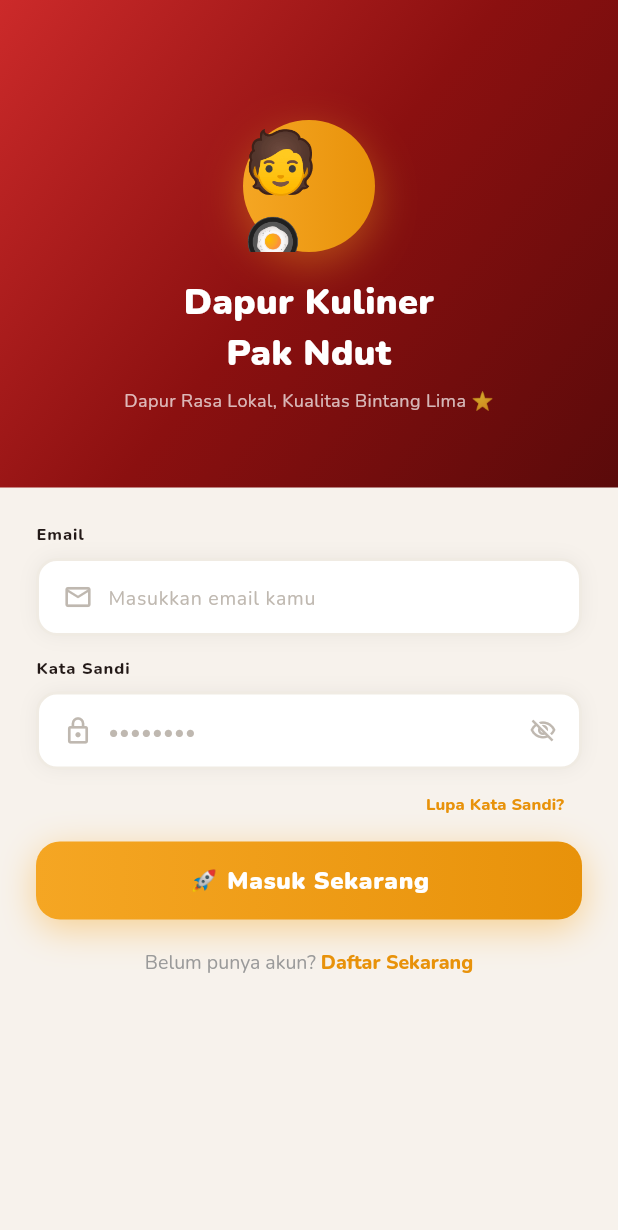
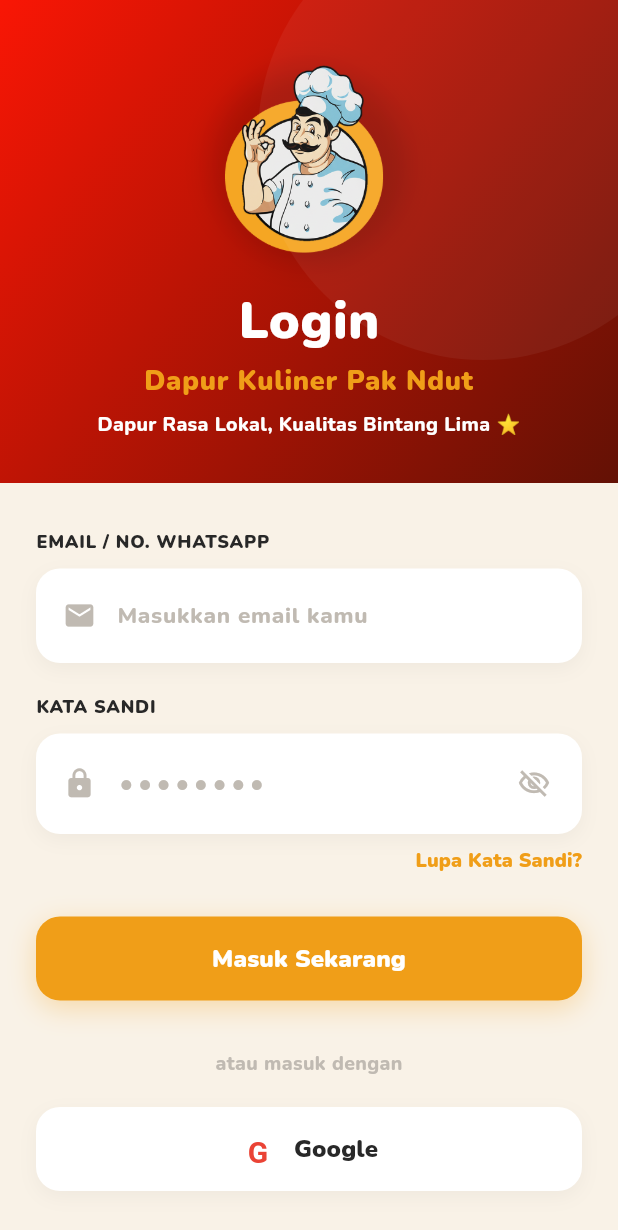
Before and after one commit to nukimala/dapur_kuliner_pakndut, a Flutter app: the screen it shows after launch, on a phone screen of 412 x 824 dp. Shown: the top 1230 px of the screen. Run offline on Flutter 3.47's test engine with Material 3 defaults, Android fonts, the phone set to English and light mode, and no system bars; our stand-ins replace cloud_firestore, firebase_auth, firebase_core, firebase_messaging, google_fonts, pdf and 2 more; accounts and stored records are empty.

Commit message:
feat: Add buyer home and login screens, include `pakndut.png` asset, and update package versions.

```diff
--- a/lib/screens/login_screen.dart
+++ b/lib/screens/login_screen.dart
@@ -6,8 +6,6 @@
 import 'admin_dashboard.dart';
 import 'buyer_home_screen.dart';
 import 'reset_password_screen.dart';
-
-
 
 class LoginScreen extends StatefulWidget {
   const LoginScreen({super.key});
@@ -22,9 +20,12 @@
   bool _isLoading = false;
   bool _obscurePassword = true;
 
-  static const _red = Color(0xFFCC2A2A);
-  static const _orange = Color(0xFFF5A623);
-  static const _orange2 = Color(0xFFE8920A);
+  static const _redTopLeft = Color(0xFFF91605);
+  static const _redBottomRight = Color(0xFF631105);
+  static const _orange = Color(0xFFF09E18);
+  static const _bgCream = Color(0xFFF9F2E7);
+  static const _textDark = Color(0xFF282828);
+  static const _textGrey = Color(0xFFC0BAB2);
 
   void _login() async {
     setState(() => _isLoading = true);
@@ -100,128 +101,187 @@
   @override
   Widget build(BuildContext context) {
     return Scaffold(
-      backgroundColor: const Color(0xFFF7F2EC),
+      backgroundColor: _bgCream,
       body: SingleChildScrollView(
         child: Column(
           children: [
+            Stack(
+              children: [
                 Container(
+                  width: double.infinity,
                   decoration: const BoxDecoration(
                     gradient: LinearGradient(
                       begin: Alignment.topLeft,
                       end: Alignment.bottomRight,
-                  colors: [_red, Color(0xFF8B1010), Color(0xFF5A0A0A)],
+                      colors: [_redTopLeft, _redBottomRight],
                     ),
                   ),
-              width: double.infinity,
-              padding: const EdgeInsets.only(top: 80, bottom: 50, left: 28, right: 28),
+                  padding: EdgeInsets.only(top: MediaQuery.of(context).padding.top + 40, bottom: 30, left: 24, right: 24),
                   child: Column(
                     children: [
                       Container(
-                    width: 88, height: 88,
+                        width: 130, height: 130,
                         decoration: BoxDecoration(
-                      gradient: const LinearGradient(colors: [_orange, _orange2]),
                           shape: BoxShape.circle,
-                      boxShadow: [BoxShadow(color: _orange.withValues(alpha: 0.4), blurRadius: 24, offset: const Offset(0, 8))],
+                          image: const DecorationImage(
+                            image: AssetImage('assets/icons/pakndut.png'),
+                            fit: BoxFit.cover,
                           ),
-                    child: const Center(child: Text('🧑‍🍳', style: TextStyle(fontSize: 40))),
-                  ),
-                  const SizedBox(height: 16),
-                  Text('Dapur Kuliner\nPak Ndut', textAlign: TextAlign.center, style: GoogleFonts.nunito(fontSize: 24, color: Colors.white, fontWeight: FontWeight.w900)),
-                  const SizedBox(height: 6),
-                  Text('Dapur Rasa Lokal, Kualitas Bintang Lima ⭐',
-                      style: GoogleFonts.nunito(color: Colors.white70, fontSize: 12)),
+                          boxShadow: [
+                            BoxShadow(color: Colors.black.withValues(alpha: 0.15), blurRadius: 15, offset: const Offset(0, 5)),
                           ],
                         ),
                       ),
+                      const SizedBox(height: 20),
+                      Text('Login', style: GoogleFonts.nunito(fontSize: 34, color: Colors.white, fontWeight: FontWeight.w900, letterSpacing: 0.5)),
+                      const SizedBox(height: 2),
+                      Text('Dapur Kuliner Pak Ndut', textAlign: TextAlign.center, style: GoogleFonts.nunito(fontSize: 18, color: _orange, fontWeight: FontWeight.w900, letterSpacing: 0.5)),
+                      const SizedBox(height: 6),
+                      Text('Dapur Rasa Lokal, Kualitas Bintang Lima ⭐',
+                          style: GoogleFonts.nunito(color: Colors.white, fontSize: 13, fontWeight: FontWeight.w800)),
+                    ],
+                  ),
+                ),
+                Positioned(
+                  top: -60,
+                  right: -60,
+                  child: Container(
+                    width: 300,
+                    height: 300,
+                    decoration: BoxDecoration(
+                      shape: BoxShape.circle,
+                      color: Colors.white.withValues(alpha: 0.05),
+                    ),
+                  ),
+                ),
+              ],
+            ),
 
             Padding(
-              padding: const EdgeInsets.all(24),
+              padding: const EdgeInsets.symmetric(horizontal: 24, vertical: 30),
               child: Column(
                 crossAxisAlignment: CrossAxisAlignment.start,
                 children: [
-                  Text('Email', style: GoogleFonts.nunito(fontSize: 11, fontWeight: FontWeight.w800, letterSpacing: 0.6)),
-                  const SizedBox(height: 7),
+                  Text('EMAIL / NO. WHATSAPP', style: GoogleFonts.nunito(fontSize: 12, fontWeight: FontWeight.w900, color: _textDark, letterSpacing: 0.5)),
+                  const SizedBox(height: 10),
                   _buildInputField(controller: _emailController, hint: 'Masukkan email kamu',
-                      icon: Icons.email_outlined, keyboardType: TextInputType.emailAddress),
-                  const SizedBox(height: 14),
-                  Text('Kata Sandi', style: GoogleFonts.nunito(fontSize: 11, fontWeight: FontWeight.w800, letterSpacing: 0.6)),
-                  const SizedBox(height: 7),
+                      iconPath: Icons.email, keyboardType: TextInputType.emailAddress),
+                  const SizedBox(height: 20),
+
+                  Text('KATA SANDI', style: GoogleFonts.nunito(fontSize: 12, fontWeight: FontWeight.w900, color: _textDark, letterSpacing: 0.5)),
+                  const SizedBox(height: 10),
                   Container(
                     decoration: BoxDecoration(
-                      color: Colors.white, borderRadius: BorderRadius.circular(14),
-                      border: Border.all(color: const Color(0xFFF0EBE3), width: 2),
-                      boxShadow: [BoxShadow(color: Colors.black.withValues(alpha: 0.05), blurRadius: 10)],
+                      color: Colors.white, borderRadius: BorderRadius.circular(16),
+                      boxShadow: [BoxShadow(color: Colors.black.withValues(alpha: 0.04), blurRadius: 10, offset: const Offset(0, 4))],
                     ),
                     child: Row(
                       children: [
-                        const SizedBox(width: 16),
-                        const Icon(Icons.lock_outline, color: Color(0xFFBFB8B0), size: 20),
-                        const SizedBox(width: 10),
+                        const SizedBox(width: 18),
+                        const Icon(Icons.lock, color: _textGrey, size: 22),
+                        const SizedBox(width: 14),
                         Expanded(
                           child: TextField(
                             controller: _passwordController,
                             obscureText: _obscurePassword,
+                            style: GoogleFonts.nunito(fontSize: 15, fontWeight: FontWeight.w800, color: _textDark),
                             decoration: InputDecoration(
                               hintText: '••••••••',
-                              hintStyle: GoogleFonts.nunito(color: const Color(0xFFBFB8B0), fontSize: 13),
+                              hintStyle: GoogleFonts.nunito(color: _textGrey, fontSize: 18, letterSpacing: 3),
                               border: InputBorder.none, isDense: true,
-                              contentPadding: const EdgeInsets.symmetric(vertical: 12),
+                              contentPadding: const EdgeInsets.symmetric(vertical: 20),
                             ),
                           ),
                         ),
                         IconButton(
                           icon: Icon(_obscurePassword ? Icons.visibility_off_outlined : Icons.visibility_outlined,
-                              color: const Color(0xFFBFB8B0), size: 18),
+                              color: _textGrey, size: 22),
                           onPressed: () => setState(() => _obscurePassword = !_obscurePassword),
                         ),
+                        const SizedBox(width: 8),
                       ],
                     ),
                   ),
 
+                  const SizedBox(height: 8),
                   Align(
                     alignment: Alignment.centerRight,
                     child: TextButton(
+                      style: TextButton.styleFrom(padding: EdgeInsets.zero, minimumSize: Size.zero, tapTargetSize: MaterialTapTargetSize.shrinkWrap),
                       onPressed: () => Navigator.push(context, MaterialPageRoute(builder: (_) => const ResetPasswordScreen())),
-                      child: Text('Lupa Kata Sandi?', style: GoogleFonts.nunito(fontSize: 11, fontWeight: FontWeight.w800, color: _orange2)),
+                      child: Text('Lupa Kata Sandi?', style: GoogleFonts.nunito(fontSize: 13, fontWeight: FontWeight.w900, color: _orange)),
                     ),
                   ),
 
-                  SizedBox(
-                    width: double.infinity, height: 52,
-                    child: DecoratedBox(
+                  const SizedBox(height: 28),
+                  Container(
+                    width: double.infinity, height: 56,
                     decoration: BoxDecoration(
-                        gradient: const LinearGradient(colors: [_orange, _orange2]),
+                      color: _orange,
                       borderRadius: BorderRadius.circular(16),
-                        boxShadow: [BoxShadow(color: _orange.withValues(alpha: 0.45), blurRadius: 20, offset: const Offset(0, 6))],
+                      boxShadow: [BoxShadow(color: _orange.withValues(alpha: 0.3), blurRadius: 15, offset: const Offset(0, 5))],
                     ),
                     child: ElevatedButton(
                       style: ElevatedButton.styleFrom(
-                          backgroundColor: Colors.transparent, shadowColor: Colors.transparent,
+                        backgroundColor: Colors.transparent,
+                        shadowColor: Colors.transparent,
                         shape: RoundedRectangleBorder(borderRadius: BorderRadius.circular(16)),
                       ),
                       onPressed: _isLoading ? null : _login,
                       child: _isLoading
-                            ? const CircularProgressIndicator(color: Colors.white)
-                            : Text('🚀 Masuk Sekarang', style: GoogleFonts.nunito(fontSize: 16, color: Colors.white, letterSpacing: 0.5, fontWeight: FontWeight.w900)),
+                          ? const SizedBox(height: 24, width: 24, child: CircularProgressIndicator(color: Colors.white, strokeWidth: 2))
+                          : Text('Masuk Sekarang', style: GoogleFonts.nunito(fontSize: 16, color: Colors.white, fontWeight: FontWeight.w900)),
+                    ),
+                  ),
+
+                  const SizedBox(height: 32),
+                  Center(child: Text('atau masuk dengan', style: GoogleFonts.nunito(fontSize: 13, color: _textGrey, fontWeight: FontWeight.w800))),
+                  const SizedBox(height: 20),
+
+                  Container(
+                    width: double.infinity, height: 56,
+                    decoration: BoxDecoration(
+                      color: Colors.white,
+                      borderRadius: BorderRadius.circular(16),
+                      boxShadow: [BoxShadow(color: Colors.black.withValues(alpha: 0.04), blurRadius: 10, offset: const Offset(0, 4))],
+                    ),
+                    child: ElevatedButton(
+                      style: ElevatedButton.styleFrom(
+                        backgroundColor: Colors.transparent,
+                        shadowColor: Colors.transparent,
+                        shape: RoundedRectangleBorder(borderRadius: BorderRadius.circular(16)),
+                      ),
+                      onPressed: () {
+                        // Google Login placeholder
+                        ScaffoldMessenger.of(context).showSnackBar(const SnackBar(content: Text('Login Google belum diimplementasi')));
+                      },
+                      child: Row(
+                        mainAxisAlignment: MainAxisAlignment.center,
+                        children: [
+                          _buildGoogleIcon(),
+                          const SizedBox(width: 12),
+                          Text('Google', style: GoogleFonts.nunito(fontSize: 16, color: _textDark, fontWeight: FontWeight.w900)),
+                        ],
                       ),
                     ),
                   ),
-                  const SizedBox(height: 20),
 
+                  const SizedBox(height: 32),
                   Center(
                     child: GestureDetector(
                        onTap: () => Navigator.push(context, MaterialPageRoute(builder: (_) => const RegisterScreen())),
                        child: RichText(
                          text: TextSpan(
-                          style: GoogleFonts.nunito(fontSize: 13, color: const Color(0xFF9A9A9A)),
+                           style: GoogleFonts.nunito(fontSize: 13, color: _textGrey, fontWeight: FontWeight.w800),
                            children: [
                              const TextSpan(text: 'Belum punya akun? '),
-                            TextSpan(text: 'Daftar Sekarang', style: GoogleFonts.nunito(color: _orange2, fontWeight: FontWeight.w800)),
+                             TextSpan(text: 'Daftar Sekarang', style: GoogleFonts.nunito(color: _orange, fontWeight: FontWeight.w900)),
                            ],
                          ),
                        ),
                     ),
                   ),
+                  const SizedBox(height: 40),
                 ],
               ),
             ),
@@ -234,28 +294,28 @@
   Widget _buildInputField({
     required TextEditingController controller,
     required String hint,
-    required IconData icon,
+    required IconData iconPath,
     TextInputType keyboardType = TextInputType.text,
   }) {
     return Container(
       decoration: BoxDecoration(
-        color: Colors.white, borderRadius: BorderRadius.circular(14),
-        border: Border.all(color: const Color(0xFFF0EBE3), width: 2),
-        boxShadow: [BoxShadow(color: Colors.black.withValues(alpha: 0.05), blurRadius: 10)],
+        color: Colors.white, borderRadius: BorderRadius.circular(16),
+        boxShadow: [BoxShadow(color: Colors.black.withValues(alpha: 0.04), blurRadius: 10, offset: const Offset(0, 4))],
       ),
       child: Row(
         children: [
-          const SizedBox(width: 16),
-          Icon(icon, color: const Color(0xFFBFB8B0), size: 20),
-          const SizedBox(width: 10),
+          const SizedBox(width: 18),
+          Icon(iconPath, color: _textGrey, size: 22),
+          const SizedBox(width: 14),
           Expanded(
             child: TextField(
               controller: controller, keyboardType: keyboardType,
+              style: GoogleFonts.nunito(fontSize: 15, fontWeight: FontWeight.w800, color: _textDark),
               decoration: InputDecoration(
                 hintText: hint,
-                hintStyle: GoogleFonts.nunito(color: const Color(0xFFBFB8B0), fontSize: 13),
+                hintStyle: GoogleFonts.nunito(color: _textGrey, fontSize: 15, fontWeight: FontWeight.w800),
                 border: InputBorder.none, isDense: true,
-                contentPadding: const EdgeInsets.symmetric(vertical: 12),
+                contentPadding: const EdgeInsets.symmetric(vertical: 20),
               ),
             ),
           ),
@@ -263,4 +323,25 @@
       ),
     );
   }
+
+  Widget _buildGoogleIcon() {
+    return Container(
+      width: 24, height: 24,
+      decoration: const BoxDecoration(
+        color: Colors.white,
+        shape: BoxShape.circle,
+      ),
+      child: const Center(
+        child: Text(
+          'G',
+          style: TextStyle(
+            color: Color(0xFFEA4335), // Google Red
+            fontWeight: FontWeight.bold,
+            fontSize: 20,
+            fontFamily: 'Roboto',
+          ),
+        )
+      ),
+    );
   }
+}
```
Also changed, not shown: assets/icons/pakndut.png (added), pubspec.lock. Lines whose indentation alone changed are shown as unchanged.
